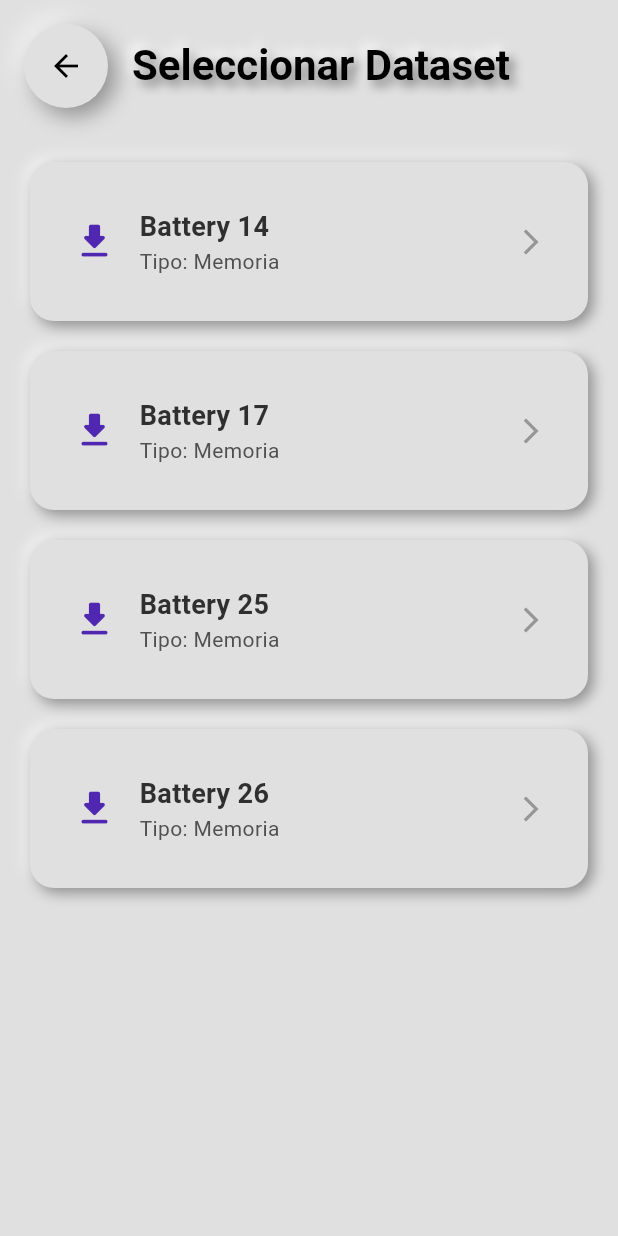
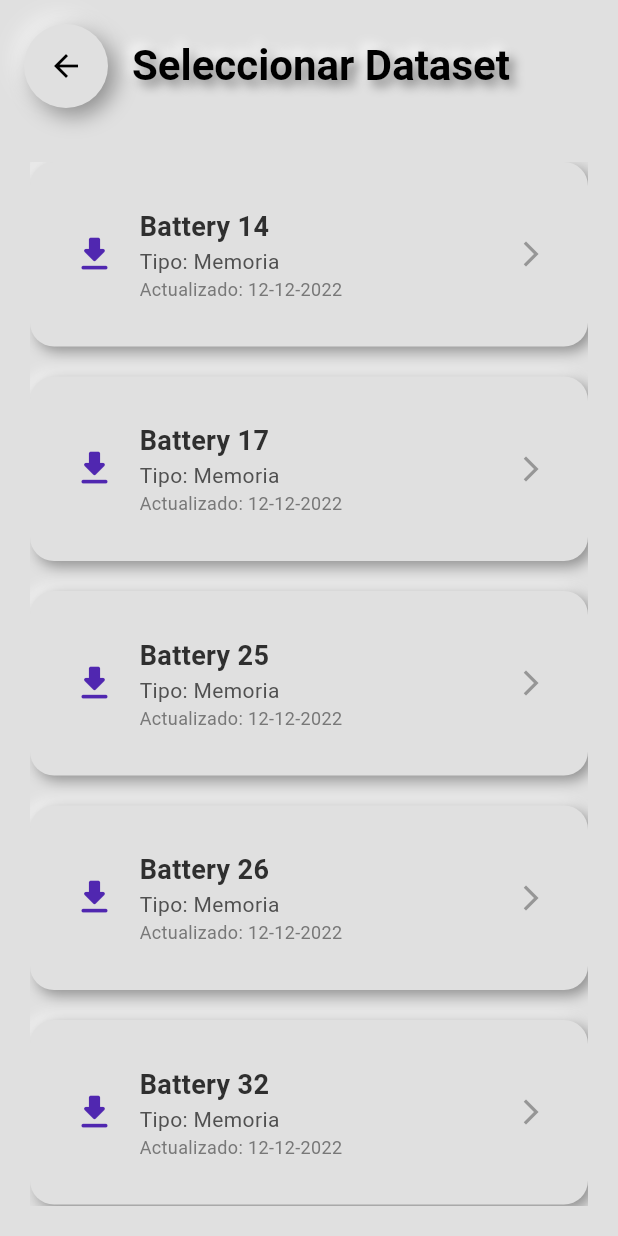
Before and after one commit to jojoji54/Cognitify, a Flutter app: the DatasetSelectionScreen screen opened directly, on a phone screen of 412 x 824 dp. Run offline on Flutter 3.47's test engine with Material 3 defaults, Android fonts, the phone set to English and light mode, and no system bars; our stand-ins replace dashed_circular_progress_bar, flutter_neumorphic_plus, hive, hive_flutter, lottie, shared_preferences; missing offline and left inert: flutter_animator; accounts and stored records are empty.

Commit message:
creando la logica para descargar los dataset 2

```diff
--- a/lib/data/available_datasets.dart
+++ b/lib/data/available_datasets.dart
@@ -5,24 +5,56 @@ final List<DatasetInfo> availableDatasets = [
     name: "Battery 14",
     url: "https://zenodo.org/record/7249732/files/battery14_df.csv?download=1",
     type: "Memoria",
-    dateAdded: DateTime.now(),
+    dateAdded: DateTime(2022, 10, 25),
+    lastUpdated: DateTime(2022, 12, 12),
   ),
   DatasetInfo(
     name: "Battery 17",
     url: "https://zenodo.org/record/7249732/files/battery17_df.csv?download=1",
     type: "Memoria",
-    dateAdded: DateTime.now(),
+    dateAdded: DateTime(2022, 10, 25),
+    lastUpdated: DateTime(2022, 12, 12),
   ),
   DatasetInfo(
     name: "Battery 25",
     url: "https://zenodo.org/record/7249732/files/battery25_df.csv?download=1",
     type: "Memoria",
-    dateAdded: DateTime.now(),
+    dateAdded: DateTime(2022, 10, 25),
+    lastUpdated: DateTime(2022, 12, 12),
   ),
   DatasetInfo(
     name: "Battery 26",
     url: "https://zenodo.org/record/7249732/files/battery26_df.csv?download=1",
     type: "Memoria",
-    dateAdded: DateTime.now(),
+    dateAdded: DateTime(2022, 10, 25),
+    lastUpdated: DateTime(2022, 12, 12),
+  ),
+  DatasetInfo(
+    name: "Battery 32",
+    url: "https://zenodo.org/record/7249732/files/battery32_df.csv?download=1",
+    type: "Memoria",
+    dateAdded: DateTime(2022, 10, 25),
+    lastUpdated: DateTime(2022, 12, 12),
+  ),
+  DatasetInfo(
+    name: "Battery 39",
+    url: "https://zenodo.org/record/7249732/files/battery39_df.csv?download=1",
+    type: "Memoria",
+    dateAdded: DateTime(2022, 10, 25),
+    lastUpdated: DateTime(2022, 12, 12),
+  ),
+  DatasetInfo(
+    name: "Battery 50",
+    url: "https://zenodo.org/record/7249732/files/battery50_df.csv?download=1",
+    type: "Memoria",
+    dateAdded: DateTime(2022, 10, 25),
+    lastUpdated: DateTime(2022, 12, 12),
+  ),
+  DatasetInfo(
+    name: "Battery 60",
+    url: "https://zenodo.org/record/7249732/files/battery60_df.csv?download=1",
+    type: "Memoria",
+    dateAdded: DateTime(2022, 10, 25),
+    lastUpdated: DateTime(2022, 12, 12),
   ),
 ];
--- a/lib/models/dataset_info.dart
+++ b/lib/models/dataset_info.dart
@@ -1,3 +1,4 @@
+// lib/models/dataset_info.dart
 import 'package:hive/hive.dart';
 
 part 'dataset_info.g.dart';
@@ -11,15 +12,19 @@ class DatasetInfo extends HiveObject {
   String url;
 
   @HiveField(2)
-  String type; // Memoria, Atención, Razonamiento, etc.
+  String type;
 
   @HiveField(3)
   DateTime dateAdded;
+
+  @HiveField(4)
+  DateTime? lastUpdated; // Nueva propiedad para la fecha de actualización
 
   DatasetInfo({
     required this.name,
     required this.url,
     required this.type,
     required this.dateAdded,
+    this.lastUpdated,
   });
 }
--- a/lib/screens/dataset_selection_screen.dart
+++ b/lib/screens/dataset_selection_screen.dart
@@ -25,10 +25,22 @@ class _DatasetSelectionScreenState extends State<DatasetSelectionScreen> {
   }
 
   Future<void> downloadDataset(DatasetInfo dataset) async {
-    // Aquí pondremos la lógica para descargar el dataset
+    // Simula una descarga y marca el dataset como seleccionado
+    final newDataset = DatasetInfo(
+      name: dataset.name,
+      url: dataset.url,
+      type: dataset.type,
+      dateAdded: dataset.dateAdded,
+      lastUpdated: dataset.lastUpdated,
+    );
+
+    datasetBox.add(newDataset);
     await PreferencesService.setDatasetSelected(dataset.type, true);
-    datasetBox.add(dataset);
     setState(() {});
+  }
+
+  String formatDate(DateTime date) {
+    return "${date.day.toString().padLeft(2, '0')}-${date.month.toString().padLeft(2, '0')}-${date.year}";
   }
 
   @override
@@ -52,8 +64,20 @@ class _DatasetSelectionScreenState extends State<DatasetSelectionScreen> {
       backgroundColor: NeumorphicTheme.baseColor(context),
       body: Padding(
         padding: const EdgeInsets.all(20.0),
+        child: SingleChildScrollView(
           child: Column(
             children: availableDatasets.map((dataset) {
+              final existingDataset = datasetBox.values.firstWhere(
+                (d) => d.name == dataset.name,
+                orElse: () => DatasetInfo(
+                  name: dataset.name,
+                  url: dataset.url,
+                  type: dataset.type,
+                  dateAdded: dataset.dateAdded,
+                  lastUpdated: dataset.lastUpdated,
+                ),
+              );
+
               return Padding(
                 padding: const EdgeInsets.only(bottom: 20),
                 child: NeumorphicButton(
@@ -96,6 +120,14 @@ class _DatasetSelectionScreenState extends State<DatasetSelectionScreen> {
                                     color: Color.fromARGB(255, 80, 80, 80),
                                   ),
                                 ),
+                                if (existingDataset.lastUpdated != null)
+                                  Text(
+                                    "Actualizado: ${formatDate(existingDataset.lastUpdated!)}",
+                                    style: const TextStyle(
+                                      fontSize: 12,
+                                      color: Color.fromARGB(255, 120, 120, 120),
+                                    ),
+                                  ),
                               ],
                             ),
                           ],
@@ -113,6 +145,7 @@ class _DatasetSelectionScreenState extends State<DatasetSelectionScreen> {
             }).toList(),
           ),
         ),
+      ),
     );
   }
 }
```
Also changed, not shown: lib/models/dataset_info.g.dart. Lines whose indentation alone changed are shown as unchanged.
